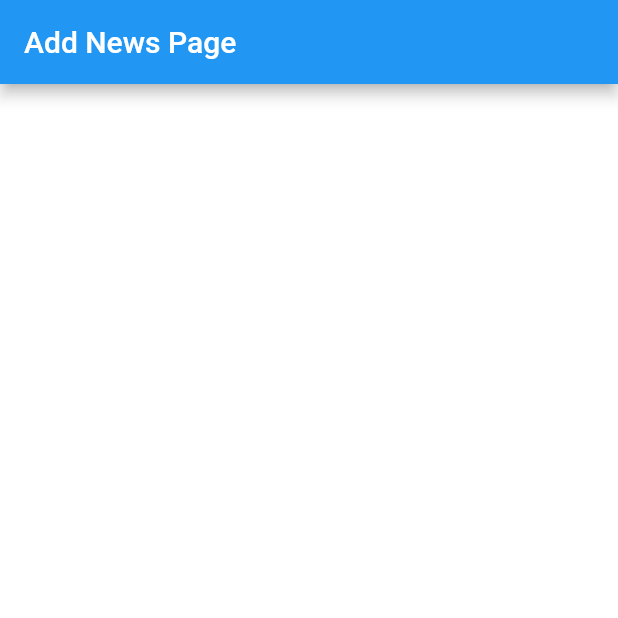
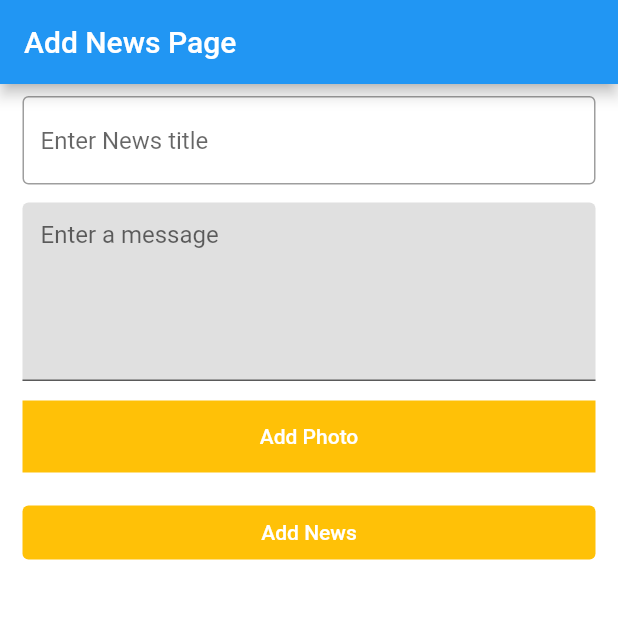
Before and after one commit to mohibraja1/news_app, a Flutter app: the AddNewsScreen screen opened directly, on a phone screen of 412 x 824 dp, the top half of it. Run offline on Flutter 3.47's test engine with Material 2 defaults, Android fonts, the phone set to English and light mode, and no system bars; our stand-ins replace fluttertoast, image_picker.

Commit message:
working fine till picking image

```diff
--- /dev/null
+++ b/news_app/lib/blocs/AddNewsScreen.dart
@@ -0,0 +1,7 @@
+import 'package:flutter/src/widgets/framework.dart';
+import 'package:news_app/blocs/BaseBlock.dart';
+
+class AddNewsScreenBloc extends BaseBlock{
+  AddNewsScreenBloc(BuildContext context) : super(context);
+
+}
--- a/news_app/lib/blocs/BaseBlock.dart
+++ b/news_app/lib/blocs/BaseBlock.dart
@@ -1,6 +1,7 @@
 import 'package:flutter/cupertino.dart';
 import 'package:flutter/material.dart';
 import 'package:news_app/utils/Utils.dart';
+import 'package:fluttertoast/fluttertoast.dart';
 
 class BaseBlock {
   late BuildContext context;
@@ -88,14 +89,17 @@ class BaseBlock {
   }
 
   toast(String message) {
-    /*Fluttertoast.showToast(
+
+    printLog(message);
+
+    return Fluttertoast.showToast(
         msg: message,
         toastLength: Toast.LENGTH_SHORT,
         gravity: ToastGravity.CENTER,
         timeInSecForIosWeb: 1,
         backgroundColor: Colors.red,
         textColor: Colors.white,
-        fontSize: 16.0);*/
+        fontSize: 16.0);
   }
 
 /*String unixToStringFormat1(int timestamp, String format) {
--- a/news_app/lib/ui/AddNewsScreen.dart
+++ b/news_app/lib/ui/AddNewsScreen.dart
@@ -1,29 +1,150 @@
-
+import 'dart:io';
 
 import 'package:flutter/material.dart';
+import 'package:news_app/blocs/AddNewsScreen.dart';
+import 'package:image_picker/image_picker.dart';
 
-class AddNewsScreen extends StatelessWidget{
+class AddNewsScreen extends StatefulWidget {
+  @override
+  State<StatefulWidget> createState() {
+    return _State();
+  }
+}
+
+class _State extends State<AddNewsScreen> {
+  late AddNewsScreenBloc mBloc;
+  TextEditingController titleController = TextEditingController();
+  TextEditingController descriptionController = TextEditingController();
+
+  PickedFile? _imageFile;
+  dynamic _pickImageError;
+  final _picker = ImagePicker();
+
   @override
   Widget build(BuildContext context) {
-    // TODO: implement build
+    mBloc = AddNewsScreenBloc(context);
+    final maxLines = 5;
+
     return WillPopScope(
-
       onWillPop: () async {
         // You can do some work here.
         // Returning true allows the pop to happen, returning false prevents it.
         return true;
       },
       child: Scaffold(
-        appBar: AppBar(title: Text('Add News Page', style: TextStyle(color: Colors.white),),),
+        appBar: AppBar(
+          title: Text(
+            'Add News Page',
+            style: TextStyle(color: Colors.white),
+          ),
+        ),
         backgroundColor: Colors.white,
         body: SafeArea(
-          child: Column(
-            children: [
+          child: Padding(
+            padding: EdgeInsets.only(left: 15, right: 15, top: 8, bottom: 5),
+            child: ListView(
+              children: [
+                TextField(
+                  controller: titleController,
+                  decoration: InputDecoration(
+                      border: OutlineInputBorder(),
+                      hintText: 'Enter News title'),
+                ),
+                Container(
+                  margin: EdgeInsets.only(top: 12),
+                  height: maxLines * 24.0,
+                  child: TextField(
+                    controller: descriptionController,
+                    maxLines: maxLines,
+                    decoration: InputDecoration(
+                      hintText: "Enter a message",
+                      fillColor: Colors.grey[300],
+                      filled: true,
+                    ),
+                  ),
+                ),
+                Container(
+                  width: 200,
+                  margin: EdgeInsets.only(top: 12),
+                  color: Colors.amber,
+                  child: TextButton(
+                    style: ButtonStyle(),
+                    onPressed: () {
+                      mBloc.printLog("add image button clicked");
+                      pickImageFromGallery();
+                    },
+                    child: Text(
+                      'Add Photo',
+                      style: TextStyle(color: Colors.white),
+                    ),
+                  ),
+                ),
+                Container(
+                  margin: EdgeInsets.only(top: 15),
+                  child: _previewImage(),
+                ),
+                Container(
+                  child: TextButton(
+                    style: ButtonStyle(
+                      foregroundColor:
+                          MaterialStateProperty.all<Color>(Colors.white),
+                      backgroundColor:
+                          MaterialStateProperty.all<Color>(Colors.amber),
+                    ),
+                    onPressed: () {
+                      mBloc.printLog('done button pressed');
 
-            ],
+                      addNewsToFirebase();
+                    },
+                    child: Text('Add News'),
+                  ),
+                )
+              ],
+            ),
           ),
         ),
       ),
     );
   }
+
+  void addNewsToFirebase() {
+    if (titleController.text.isEmpty && descriptionController.text.isEmpty) {
+      mBloc.toast('titil and desctiption is empty');
+      return;
+    }
+
+    if (titleController.text.isEmpty) {
+      mBloc.toast('title is empty');
+      return;
+    }
+    if (descriptionController.text.isEmpty) {
+      mBloc.toast('description is empty');
+      return;
+    }
+
+    mBloc.printLog('starting adding data on firebase');
+  }
+
+  Future<void> pickImageFromGallery() async {
+    mBloc.printLog('pickImageFromGallery');
+    final PickedFile? pickedFile =
+        await _picker.getImage(source: ImageSource.gallery);
+
+    setState(() {
+      _imageFile = pickedFile;
+    });
+  }
+
+  Widget _previewImage() {
+    if (_imageFile != null) {
+      return Semantics(
+          child: Image.file(File(_imageFile!.path)),
+          label: 'image_picker_example_picked_image');
+    } else {
+      return Container(
+        width: 1,
+        height: 1,
+      );
+    }
+  }
 }
--- a/news_app/pubspec.yaml
+++ b/news_app/pubspec.yaml
@@ -32,6 +32,8 @@ dependencies:
 dev_dependencies:
   flutter_test:
     sdk: flutter
+  fluttertoast: ^8.0.7
+  image_picker: ^0.8.0+4
 
 # For information on the generic Dart part of this file, see the
 # following page: https://dart.dev/tools/pub/pubspec
```
Also changed, not shown: news_app/pubspec.lock, 2 other files.
